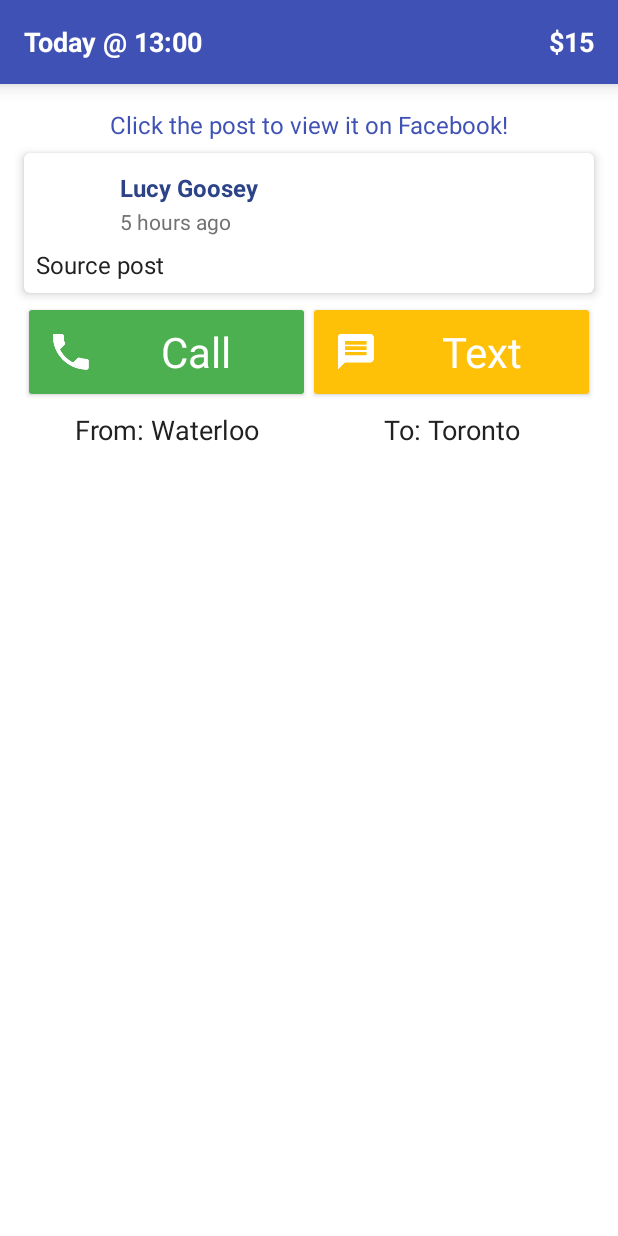
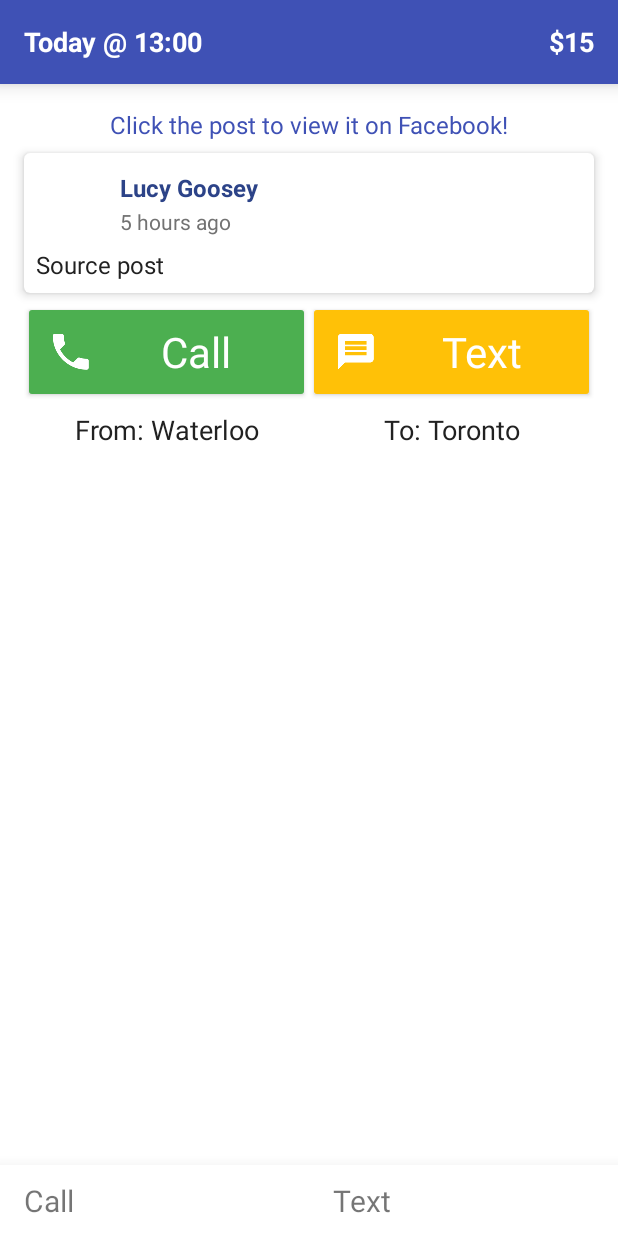
Before and after one commit to steviek/WaterWheels, an Android app: the layout fragment_display.xml on its own in the app's theme, with its tools: preview values and no code run, on a phone screen of 412 x 824 dp. Run offline under Robolectric (Android 15) with nearby library versions, the light colour scheme and no system bars.

Commit message:
WaterWheels 1.9
- fixed extra refreshes bug
- use system icons for call/text buttons
- added Etobicoke, St. Catherine's and new value for Square One
- removed jack and java 8 stuff for now

```diff
--- a/app/src/main/java/com/sixbynine/waterwheels/manager/FeedManager.java
+++ b/app/src/main/java/com/sixbynine/waterwheels/manager/FeedManager.java
@@ -6,6 +6,7 @@ import com.sixbynine.waterwheels.model.Offer;
 import com.sixbynine.waterwheels.model.Place;
 import com.sixbynine.waterwheels.model.Post;
 import com.sixbynine.waterwheels.model.TravelPoints;
+import com.sixbynine.waterwheels.util.Logger;
 
 import java.util.ArrayList;
 import java.util.Calendar;
@@ -62,6 +63,7 @@ public final class FeedManager {
       // Only deal with posts we can extract travel points from.
       TravelPoints travelPoints = TravelPoints.tryParse(post.getMessage());
       if (travelPoints == null) {
+        Logger.w("Couldn't get travel points for %s", post.getMessage());
         continue;
       }
 
--- a/app/src/main/java/com/sixbynine/waterwheels/model/Place.java
+++ b/app/src/main/java/com/sixbynine/waterwheels/model/Place.java
@@ -22,6 +22,7 @@ public enum Place {
   DAVIS_CENTRE("Davis Centre", "Davis\\sCent(er|re)|DC|Campus", 43.472940, -80.541812, PlaceGroup.WATERLOO),
   DOWNTOWN_TORONTO("Toronto (Downtown)", "Downtown|DT", 43.655987, -79.379443, PlaceGroup.TORONTO),
   DUNDAS_SQUARE("Dundas Square", "Dundas Square", 43.655987, -79.379443, PlaceGroup.TORONTO),
+  ETOBICOKE("Etobicoke", "Etobicoke", 43.659388, -79.5453947, PlaceGroup.TORONTO),
   FAIRVIEW("Fairview", "Fairview|fvmall", 43.779628, -79.345762, PlaceGroup.TORONTO),
   FINCH("Finch Station", "Finch", 43.780467, -79.414636, PlaceGroup.TORONTO),
   FIRST_MARKHAM_PLACE("First Markham Place", "First Markham Place|FMP", 43.849985, -79.349020, PlaceGroup.MARKHAM_RICHMOND_HILL),
@@ -51,8 +52,10 @@ public enum Place {
   SCARBOROUGH("Scarborough", "Scarborough", 43.775914, -79.257767, PlaceGroup.SCARBOROUGH),
   SCHOMBERG("Schomberg", "Schomberg", 44.000873, -79.683147),
   SHELBURNE("Shelburne", "Shelburne", 44.079119, -80.201173),
-  SQUARE_ONE("Square One", "Square?\\s?One|sq\\s?1", 43.589045, -79.644120, PlaceGroup.MISSISSAUGA),
+  SHEPPARD("Sheppard", "Sheppard", 43.7620348, -79.4118972, PlaceGroup.TORONTO),
+  SQUARE_ONE("Square One", "Square?\\s?One|sq\\s?1|sq one", 43.589045, -79.644120, PlaceGroup.MISSISSAUGA),
   STC("STC", "STC", 43.775914, -79.257767, PlaceGroup.SCARBOROUGH),
+  ST_CATHERINES("St. Catherine's", "St. Catherine's|Brock", 43.1175731, -79.2498812),
   TORONTO("Toronto", "Toronto|TRT", 43.779628, -79.345762, PlaceGroup.TORONTO),
   WATERLOO("Waterloo", "Waterloo|Loo|UW|KW|BK|Burger\\s?King", 43.472615, -80.535306, PlaceGroup.WATERLOO),
   WESTERN("Western University", "Western", 43.001030, -81.276942, PlaceGroup.LONDON),
--- a/app/src/main/java/com/sixbynine/waterwheels/util/Logger.java
+++ b/app/src/main/java/com/sixbynine/waterwheels/util/Logger.java
@@ -17,6 +17,12 @@ public final class Logger {
     }
   }
 
+  public static void w(String message, Object... args) {
+    if (BuildConfig.DEBUG) {
+      Log.w(TAG, String.format(message, args));
+    }
+  }
+
   public static void e(Throwable e) {
     if (BuildConfig.DEBUG) {
       Log.e(TAG, e.getMessage(), e);
--- a/app/src/main/res/layout/fragment_display.xml
+++ b/app/src/main/res/layout/fragment_display.xml
@@ -1,17 +1,16 @@
 <?xml version="1.0" encoding="utf-8"?>
-<LinearLayout xmlns:android="http://schemas.android.com/apk/res/android"
+<RelativeLayout xmlns:android="http://schemas.android.com/apk/res/android"
   xmlns:app="http://schemas.android.com/apk/res-auto"
   android:layout_width="match_parent"
-    android:layout_height="match_parent"
-    android:orientation="vertical">
+  android:layout_height="match_parent">
 
   <android.support.v7.widget.Toolbar
+    android:id="@+id/toolbar"
     style="@style/Toolbar"
-        android:id="@+id/toolbar"
+    android:layout_width="match_parent"
     android:layout_height="wrap_content"
-        android:layout_width="match_parent"
+    android:background="?attr/colorPrimary"
     android:minHeight="?attr/actionBarSize"
-        android:background="?attr/colorPrimary"
     android:theme="@style/ThemeOverlay.AppCompat.Dark.ActionBar"
     app:popupTheme="@style/ThemeOverlay.AppCompat.Light">
 
@@ -23,22 +22,22 @@
         android:id="@+id/timestamp"
         android:layout_width="match_parent"
         android:layout_height="wrap_content"
+        android:layout_toLeftOf="@+id/price"
+        android:text="Today @ 13:00"
+        android:textColor="@android:color/white"
         android:textSize="@dimen/toolbar_text_size"
-            android:textStyle="bold"
-            android:textColor="@android:color/white"
-            android:layout_toLeftOf="@+id/price"
-            android:text="Today @ 13:00" />
+        android:textStyle="bold"/>
 
       <TextView
         android:id="@+id/price"
         android:layout_width="wrap_content"
         android:layout_height="wrap_content"
+        android:layout_alignParentRight="true"
+        android:layout_marginRight="16dp"
         android:text="$15"
+        android:textColor="@android:color/white"
         android:textSize="@dimen/toolbar_text_size"
-            android:textStyle="bold"
-            android:textColor="@android:color/white"
-            android:layout_marginRight="16dp"
-            android:layout_alignParentRight="true" />
+        android:textStyle="bold"/>
 
     </RelativeLayout>
 
@@ -47,31 +46,34 @@
   <ScrollView
     android:layout_width="match_parent"
     android:layout_height="match_parent"
-        android:background="@android:color/white">
+    android:background="@android:color/white"
+    android:layout_below="@+id/toolbar"
+    android:layout_above="@+id/phone_layout_flat"
+    android:layout_alignWithParentIfMissing="true">
 
     <LinearLayout
-            android:orientation="vertical"
       android:layout_width="match_parent"
       android:layout_height="wrap_content"
+      android:orientation="vertical"
       android:paddingTop="8dp">
 
       <TextView
         android:id="@+id/click_post"
         android:layout_width="match_parent"
         android:layout_height="wrap_content"
+        android:gravity="center"
+        android:padding="8dp"
         android:text="@string/click_post"
         android:textColor="@color/colorPrimary"
-                android:textSize="16sp"
-                android:padding="8dp"
-                android:gravity="center" />
+        android:textSize="16sp"/>
 
       <android.support.v7.widget.CardView
         android:id="@+id/post_card"
         android:layout_width="match_parent"
         android:layout_height="wrap_content"
+        android:layout_marginBottom="8dp"
         android:layout_marginLeft="16dp"
         android:layout_marginRight="16dp"
-                android:layout_marginBottom="8dp"
         app:cardBackgroundColor="#fff"
         app:cardCornerRadius="4dp"
         app:cardElevation="4dp">
@@ -79,28 +81,28 @@
         <RelativeLayout
           android:layout_width="match_parent"
           android:layout_height="match_parent"
-                    android:paddingTop="8dp"
+          android:paddingBottom="8dp"
           android:paddingLeft="8dp"
           android:paddingRight="8dp"
-                    android:paddingBottom="8dp">
+          android:paddingTop="8dp">
 
           <ImageView
             android:id="@+id/profile_image"
             android:layout_width="48dp"
-                        android:layout_height="48dp" />
+            android:layout_height="48dp"/>
 
           <TextView
             android:id="@+id/profile_name"
             android:layout_width="match_parent"
             android:layout_height="wrap_content"
             android:layout_toRightOf="@+id/profile_image"
-                        android:text="Lucy Goosey"
-                        android:textSize="16sp"
-                        android:textStyle="bold"
             android:paddingLeft="8dp"
             android:paddingRight="8dp"
             android:paddingTop="4dp"
-                        android:textColor="#2C4388" />
+            android:text="Lucy Goosey"
+            android:textColor="#2C4388"
+            android:textSize="16sp"
+            android:textStyle="bold"/>
 
           <TextView
             android:id="@+id/post_created_time"
@@ -108,23 +110,23 @@
             android:layout_height="wrap_content"
             android:layout_below="@+id/profile_name"
             android:layout_toRightOf="@+id/profile_image"
-                        android:text="5 hours ago"
-                        android:textSize="14sp"
+            android:paddingBottom="4dp"
             android:paddingLeft="8dp"
             android:paddingRight="8dp"
             android:paddingTop="2dp"
-                        android:paddingBottom="4dp"
-                        android:textColor="@color/textSecondary" />
+            android:text="5 hours ago"
+            android:textColor="@color/textSecondary"
+            android:textSize="14sp"/>
 
           <TextView
             android:id="@+id/message"
-                        android:layout_below="@+id/post_created_time"
             android:layout_width="match_parent"
             android:layout_height="wrap_content"
+            android:layout_below="@+id/post_created_time"
             android:layout_marginTop="4dp"
+            android:text="Source post"
             android:textColor="@color/textPrimary"
-                        android:textSize="16sp"
-                        android:text="Source post" />
+            android:textSize="16sp"/>
 
         </RelativeLayout>
 
@@ -134,35 +136,35 @@
         android:id="@+id/phone_layout"
         android:layout_width="match_parent"
         android:layout_height="wrap_content"
+        android:layout_marginBottom="8dp"
         android:layout_marginLeft="16dp"
-                android:layout_marginRight="16dp"
-                android:layout_marginBottom="8dp">
+        android:layout_marginRight="16dp">
 
         <TextView
+          android:id="@+id/phone_btn"
           style="@style/Button.Call"
-                    android:id="@+id/call_btn"
           android:layout_width="0dp"
+          android:layout_height="wrap_content"
+          android:layout_marginRight="8dp"
           android:layout_weight="1"
-                    android:layout_height="wrap_content"
+          android:drawableLeft="@drawable/ic_phone"
+          android:gravity="center"
           android:padding="8dp"
-                    android:gravity="center"
-                    android:textSize="28sp"
-                    android:drawableLeft="@drawable/ic_phone"
           android:text="@string/call"
-                    android:layout_marginRight="8dp" />
+          android:textSize="28sp"/>
 
         <TextView
+          android:id="@+id/sms_btn"
           style="@style/Button.Text"
-                    android:id="@+id/text_btn"
           android:layout_width="0dp"
+          android:layout_height="wrap_content"
+          android:layout_marginLeft="8dp"
           android:layout_weight="1"
-                    android:layout_height="wrap_content"
+          android:drawableLeft="@drawable/ic_text"
+          android:gravity="center"
           android:padding="8dp"
-                    android:gravity="center"
-                    android:textSize="28sp"
-                    android:layout_marginLeft="8dp"
-                    android:drawableLeft="@drawable/ic_text"
-                    android:text="@string/text" />
+          android:text="@string/text"
+          android:textSize="28sp"/>
 
       </LinearLayout>
 
@@ -174,24 +176,24 @@
         <TextView
           android:id="@+id/origin"
           android:layout_width="0dp"
+          android:layout_height="wrap_content"
+          android:layout_marginLeft="16dp"
           android:layout_weight="1"
-                    android:layout_height="wrap_content"
+          android:gravity="center_horizontal"
           android:text="From: Waterloo"
           android:textColor="@color/textPrimary"
-                    android:gravity="center_horizontal"
-                    android:textSize="18sp"
-                    android:layout_marginLeft="16dp" />
+          android:textSize="18sp"/>
 
         <TextView
           android:id="@+id/destination"
           android:layout_width="0dp"
+          android:layout_height="wrap_content"
+          android:layout_marginRight="16dp"
           android:layout_weight="1"
-                    android:layout_height="wrap_content"
           android:gravity="center_horizontal"
           android:text="To: Toronto"
           android:textColor="@color/textPrimary"
-                    android:textSize="18sp"
-                    android:layout_marginRight="16dp" />
+          android:textSize="18sp"/>
 
       </LinearLayout>
 
@@ -200,9 +202,36 @@
         android:layout_width="match_parent"
         android:layout_height="300dp"
         android:layout_marginLeft="16dp"
-                android:layout_marginRight="16dp" />
+        android:layout_marginRight="16dp"/>
 
     </LinearLayout>
   </ScrollView>
 
+  <LinearLayout
+    android:id="@+id/phone_layout_flat"
+    android:layout_width="match_parent"
+    android:layout_height="wrap_content"
+    android:orientation="horizontal"
+    android:layout_alignParentBottom="true"
+    android:background="@android:color/white"
+    android:elevation="16dp">
+
+    <TextView
+      android:id="@+id/phone_btn_flat"
+      style="@style/FlatButton"
+      android:layout_width="0dp"
+      android:layout_height="wrap_content"
+      android:layout_weight="1"
+      android:text="@string/call"/>
+
+    <TextView
+      android:id="@+id/sms_btn_flat"
+      style="@style/FlatButton"
+      android:layout_width="0dp"
+      android:layout_height="wrap_content"
+      android:layout_weight="1"
+      android:text="@string/text"/>
+
   </LinearLayout>
+
+</RelativeLayout>
--- a/app/src/main/res/values/styles.xml
+++ b/app/src/main/res/values/styles.xml
@@ -13,6 +13,19 @@
         <item name="android:minWidth">88dp</item>
         <item name="android:minHeight">36dp</item>
         <item name="android:layout_margin">3dp</item>
+    </style>
+
+    <style name="FlatButton">
+        <item name="android:minWidth">88dp</item>
+        <item name="android:minHeight">36dp</item>
+        <item name="android:paddingTop">10dp</item>
+        <item name="android:paddingBottom">10dp</item>
+        <item name="android:paddingLeft">16dp</item>
+        <item name="android:paddingRight">16dp</item>
+        <item name="android:gravity">left|center_vertical</item>
+        <item name="android:textSize">20sp</item>
+        <item name="android:background">?attr/selectableItemBackground</item>
+        <item name="android:drawablePadding">8dp</item>
     </style>
 
     <style name="Button.Call" parent="Button">
--- a/build.gradle
+++ b/build.gradle
@@ -5,7 +5,7 @@ buildscript {
         jcenter()
     }
     dependencies {
-        classpath 'com.android.tools.build:gradle:2.3.0'
+        classpath 'com.android.tools.build:gradle:2.3.1'
         classpath 'com.google.gms:google-services:3.0.0'
         // NOTE: Do not place your application dependencies here; they belong
         // in the individual module build.gradle files
--- a/gradle.properties
+++ b/gradle.properties
@@ -11,6 +11,8 @@
 # The setting is particularly useful for tweaking memory settings.
 # Default value: -Xmx10248m -XX:MaxPermSize=256m
 # org.gradle.jvmargs=-Xmx2048m -XX:MaxPermSize=512m -XX:+HeapDumpOnOutOfMemoryError -Dfile.encoding=UTF-8
+org.gradle.jvmargs=-Xmx1536M
+
 
 # When configured, Gradle will run in incubating parallel mode.
 # This option should only be used with decoupled projects. More details, visit
```
Also changed, not shown: app/build.gradle (+2 -9 lines), app/src/main/java/com/sixbynine/waterwheels/abstracts/AbstractOnPageChangeListener.java (added, +20 -0 lines), app/src/main/java/com/sixbynine/waterwheels/main/ControlFragment.java (+21 -1 lines), app/src/main/java/com/sixbynine/waterwheels/main/MainFragment.java (+20 -5 lines), app/src/main/java/com/sixbynine/waterwheels/offerdisplay/DisplayFragment.java (+83 -10 lines), app/src/main/java/com/sixbynine/waterwheels/settings/SettingsFragment.java (+19 -7 lines). Lines whose indentation alone changed are shown as unchanged.
